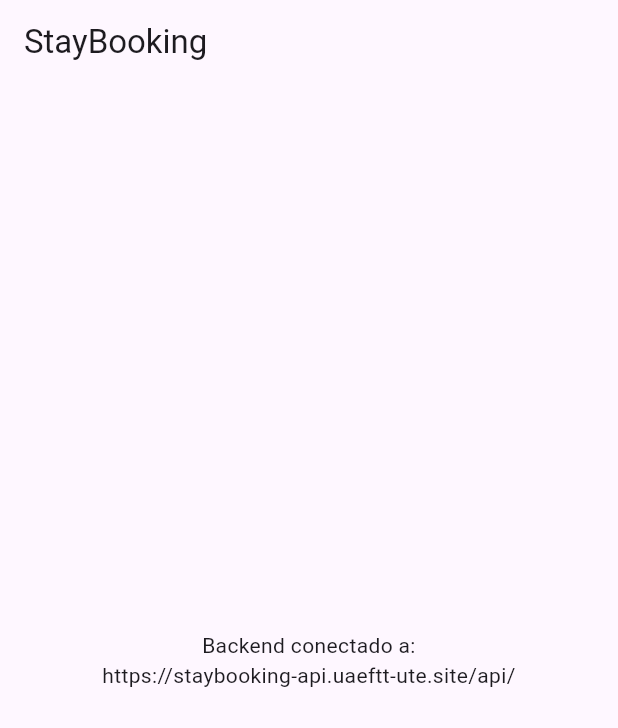
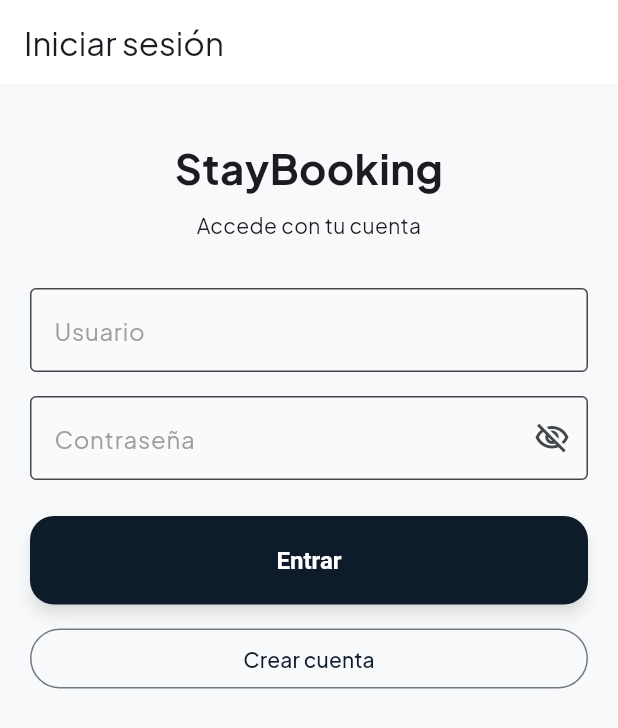
Before and after one commit to ELMartin31611/staybooking_mobile, a Flutter app: the screen it shows after launch, on a phone screen of 412 x 824 dp. Shown: the top 728 px of the screen. Run offline on Flutter 3.47's test engine with Material 3 defaults, Android fonts, the phone set to English and light mode, and no system bars; our stand-ins replace dio, flutter_dotenv, flutter_riverpod, google_fonts.

Commit message:
AUTH USUAROS

```diff
--- a/lib/main.dart
+++ b/lib/main.dart
@@ -1,19 +1,15 @@
 import 'package:flutter/material.dart';
 import 'package:flutter_dotenv/flutter_dotenv.dart';
 import 'package:flutter_riverpod/flutter_riverpod.dart';
+import 'package:google_fonts/google_fonts.dart'; // Asegúrate de tener este paquete
 
 import 'core/config/app_config.dart';
+import 'presentation/screens/auth/login_screen.dart';
 
 Future<void> main() async {
   WidgetsFlutterBinding.ensureInitialized();
-
   await dotenv.load(fileName: '.env');
-
-  runApp(
-    const ProviderScope(
-      child: StayBookingApp(),
-    ),
-  );
+  runApp(const ProviderScope(child: StayBookingApp()));
 }
 
 class StayBookingApp extends StatelessWidget {
@@ -21,29 +17,67 @@ class StayBookingApp extends StatelessWidget {
 
   @override
   Widget build(BuildContext context) {
+    const Color primaryNavy = Color(0xFF0D1B2A); // Un azul más profundo y lujoso
+    const Color accentGold = Color(0xFFC5A059);  // Oro mate
+    const Color background = Color(0xFFF8F9FA);
+
     return MaterialApp(
       title: AppConfig.appName,
       debugShowCheckedModeBanner: false,
-      home: const BackendConfigTestScreen(),
+      theme: ThemeData(
+        useMaterial3: true,
+        scaffoldBackgroundColor: background,
+        // Tipografía: Usamos 'Plus Jakarta Sans' o 'Montserrat' para un look elegante
+        textTheme: GoogleFonts.plusJakartaSansTextTheme(
+          Theme.of(context).textTheme,
+        ),
+
+        colorScheme: ColorScheme.fromSeed(
+          seedColor: primaryNavy,
+          primary: primaryNavy,
+          secondary: accentGold,
+          surface: Colors.white,
+        ),
+
+        // Estilo de Tarjetas: Elevadas y con bordes suaves
+        cardTheme: CardThemeData(
+          elevation: 0,
+          shape: RoundedRectangleBorder(
+            borderRadius: BorderRadius.circular(20),
+            side: BorderSide(color: Colors.grey.shade200),
+          ),
+          color: Colors.white,
+        ),
+
+        // Botones con estilo moderno (bordes redondeados y sombra sutil)
+        elevatedButtonTheme: ElevatedButtonThemeData(
+          style: ElevatedButton.styleFrom(
+            backgroundColor: primaryNavy,
+            foregroundColor: Colors.white,
+            elevation: 4,
+            shadowColor: primaryNavy.withValues(alpha: 0.3),
+            padding: const EdgeInsets.symmetric(horizontal: 32, vertical: 20),
+            shape: RoundedRectangleBorder(borderRadius: BorderRadius.circular(16)),
+            textStyle: const TextStyle(fontWeight: FontWeight.w700, fontSize: 16),
+          ),
+        ),
+
+        // Inputs con "Floating Label" y estilo limpio
+        inputDecorationTheme: InputDecorationTheme(
+          filled: true,
+          fillColor: Colors.grey.shade50,
+          border: OutlineInputBorder(
+            borderRadius: BorderRadius.circular(16),
+            borderSide: BorderSide.none,
+          ),
+          focusedBorder: OutlineInputBorder(
+            borderRadius: BorderRadius.circular(16),
+            borderSide: const BorderSide(color: accentGold, width: 2),
+          ),
+          labelStyle: const TextStyle(color: Colors.grey),
+        ),
+      ),
+      home: const LoginScreen(),
     );
   }
 }
-
-class BackendConfigTestScreen extends StatelessWidget {
-  const BackendConfigTestScreen({super.key});
-
-  @override
-  Widget build(BuildContext context) {
-    return Scaffold(
-      appBar: AppBar(
-        title: Text(AppConfig.appName),
-      ),
-      body: Center(
-        child: Text(
-          'Backend conectado a:\n${AppConfig.apiBaseUrl}',
-          textAlign: TextAlign.center,
-        ),
-      ),
-    );
-  }
-}
--- /dev/null
+++ b/lib/presentation/screens/auth/login_screen.dart
@@ -0,0 +1,112 @@
+import 'package:flutter/material.dart';
+
+class LoginScreen extends StatefulWidget {
+  const LoginScreen({super.key});
+
+  @override
+  State<LoginScreen> createState() => _LoginScreenState();
+}
+
+class _LoginScreenState extends State<LoginScreen> {
+  final _formKey = GlobalKey<FormState>();
+  final _usernameController = TextEditingController();
+  final _passwordController = TextEditingController();
+  bool _obscurePassword = true;
+
+  @override
+  void dispose() {
+    _usernameController.dispose();
+    _passwordController.dispose();
+    super.dispose();
+  }
+
+  void _submit() {
+    if (!_formKey.currentState!.validate()) return;
+
+    ScaffoldMessenger.of(context).showSnackBar(
+      const SnackBar(content: Text('Pantalla lista para conectar login JWT')),
+    );
+  }
+
+  @override
+  Widget build(BuildContext context) {
+    return Scaffold(
+      appBar: AppBar(title: const Text('Iniciar sesión')),
+      body: SafeArea(
+        child: SingleChildScrollView(
+          padding: const EdgeInsets.all(20),
+          child: Form(
+            key: _formKey,
+            child: Column(
+              crossAxisAlignment: CrossAxisAlignment.stretch,
+              children: [
+                const SizedBox(height: 16),
+                const Text(
+                  'StayBooking',
+                  style: TextStyle(fontSize: 28, fontWeight: FontWeight.bold),
+                  textAlign: TextAlign.center,
+                ),
+                const SizedBox(height: 8),
+                const Text(
+                  'Accede con tu cuenta',
+                  textAlign: TextAlign.center,
+                ),
+                const SizedBox(height: 32),
+                TextFormField(
+                  controller: _usernameController,
+                  decoration: const InputDecoration(
+                    labelText: 'Usuario',
+                    border: OutlineInputBorder(),
+                  ),
+                  validator: (value) {
+                    if (value == null || value.trim().isEmpty) {
+                      return 'Ingresa tu usuario';
+                    }
+                    return null;
+                  },
+                ),
+                const SizedBox(height: 16),
+                TextFormField(
+                  controller: _passwordController,
+                  obscureText: _obscurePassword,
+                  decoration: InputDecoration(
+                    labelText: 'Contraseña',
+                    border: const OutlineInputBorder(),
+                    suffixIcon: IconButton(
+                      onPressed: () {
+                        setState(() {
+                          _obscurePassword = !_obscurePassword;
+                        });
+                      },
+                      icon: Icon(
+                        _obscurePassword
+                            ? Icons.visibility_off_outlined
+                            : Icons.visibility_outlined,
+                      ),
+                    ),
+                  ),
+                  validator: (value) {
+                    if (value == null || value.isEmpty) {
+                      return 'Ingresa tu contraseña';
+                    }
+                    return null;
+                  },
+                ),
+                const SizedBox(height: 24),
+                ElevatedButton(
+                  onPressed: _submit,
+                  child: const Text('Entrar'),
+                ),
+                const SizedBox(height: 12),
+                OutlinedButton(
+                  onPressed: () {},
+                  child: const Text('Crear cuenta'),
+                ),
+              ],
+            ),
+          ),
+        ),
+      ),
+    );
+  }
+}
--- a/pubspec.yaml
+++ b/pubspec.yaml
@@ -33,6 +33,7 @@ dependencies:
 
   # ── Configuración / entorno ───────────────────────────────
   flutter_dotenv: ^5.2.1
+  google_fonts: ^6.2.1
 
   # ── Utilidades ────────────────────────────────────────────
   intl: ^0.19.0
```
Also changed, not shown: lib/domain/model/cliente.dart (added, +47 -0 lines), lib/domain/model/direccion_cliente.dart (added, +51 -0 lines), lib/domain/model/documento_cliente.dart (added, +39 -0 lines), lib/domain/model/perfil_usuario.dart (added, +47 -0 lines), pubspec.lock, 71 other files.
